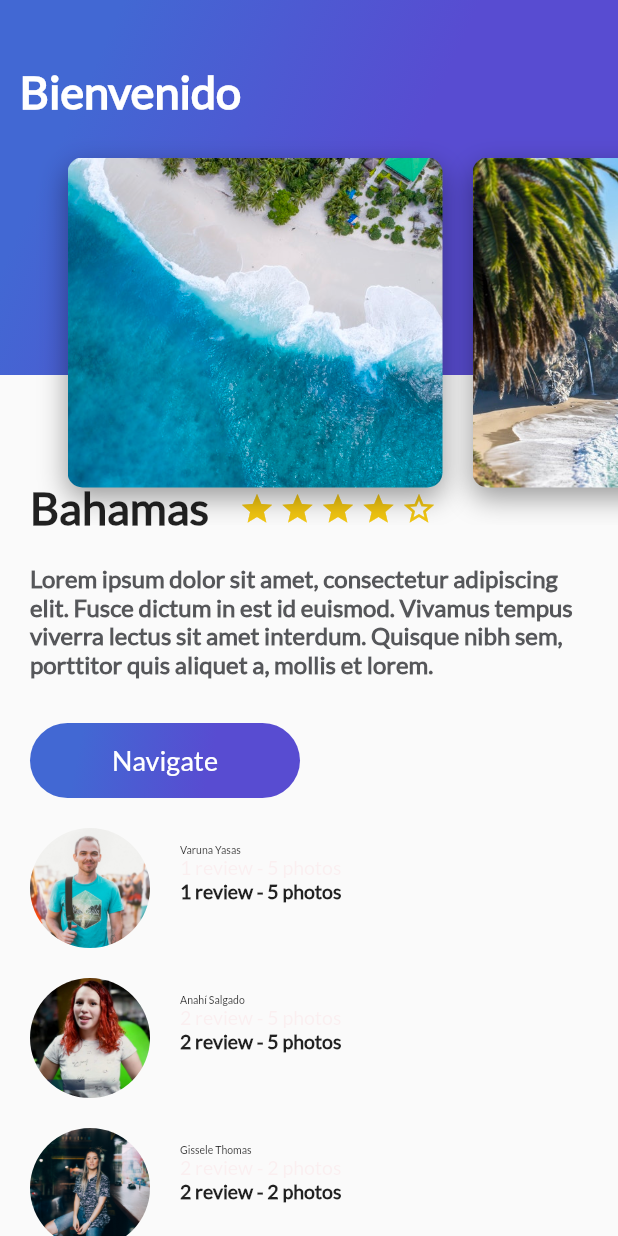
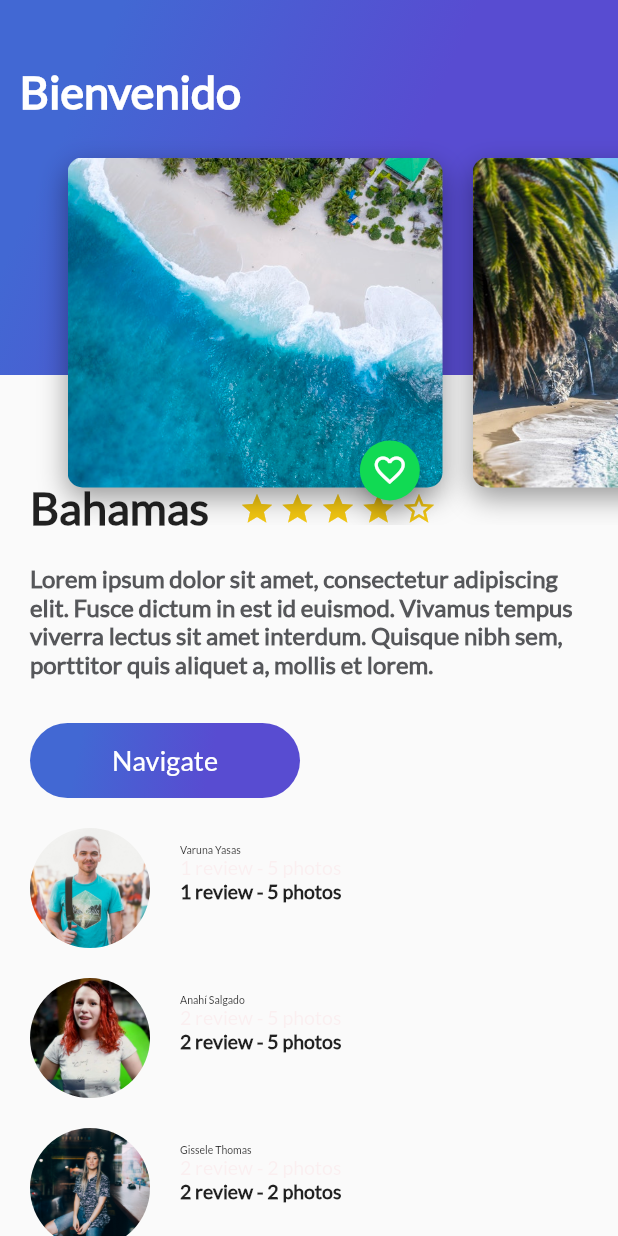
Before and after one commit to cristianiniguez/curso_flutter, a Flutter app: the screen it shows after launch, on a phone screen of 412 x 824 dp. Run offline on Flutter 3.47's test engine with Material 2 defaults, Android fonts, the phone set to English and light mode, and no system bars.

Commit message:
widgets con estado en flutter: widget floating action button

```diff
--- a/lib/card_image.dart
+++ b/lib/card_image.dart
@@ -1,4 +1,5 @@
 import 'package:flutter/material.dart';
+import 'floating_action_button_green.dart';
 
 class CardImage extends StatelessWidget {
   String pathImage = "assets/img/beach.jpeg";
@@ -28,6 +29,12 @@ class CardImage extends StatelessWidget {
       ),
     );
 
-    return card;
+    return Stack(
+      alignment: Alignment(0.9, 1.1),
+      children: [
+        card,
+        FloatingActionButtonGreen()
+      ],
+    );
   }
 }
--- /dev/null
+++ b/lib/floating_action_button_green.dart
@@ -0,0 +1,25 @@
+import 'package:flutter/material.dart';
+
+class FloatingActionButtonGreen extends StatefulWidget {
+  @override
+  _FloatingActionButtonGreenState createState() =>
+      _FloatingActionButtonGreenState();
+}
+
+class _FloatingActionButtonGreenState extends State<FloatingActionButtonGreen> {
+  void onPressedFav() {
+    ScaffoldMessenger.of(context)
+        .showSnackBar(SnackBar(content: Text("Added to your favorites")),);
+  }
+
+  @override
+  Widget build(BuildContext context) {
+    return FloatingActionButton(
+      backgroundColor: Color(0xFF11da53),
+      mini: true,
+      tooltip: "Fav",
+      child: Icon(Icons.favorite_border),
+      onPressed: onPressedFav,
+    );
+  }
+}
```
